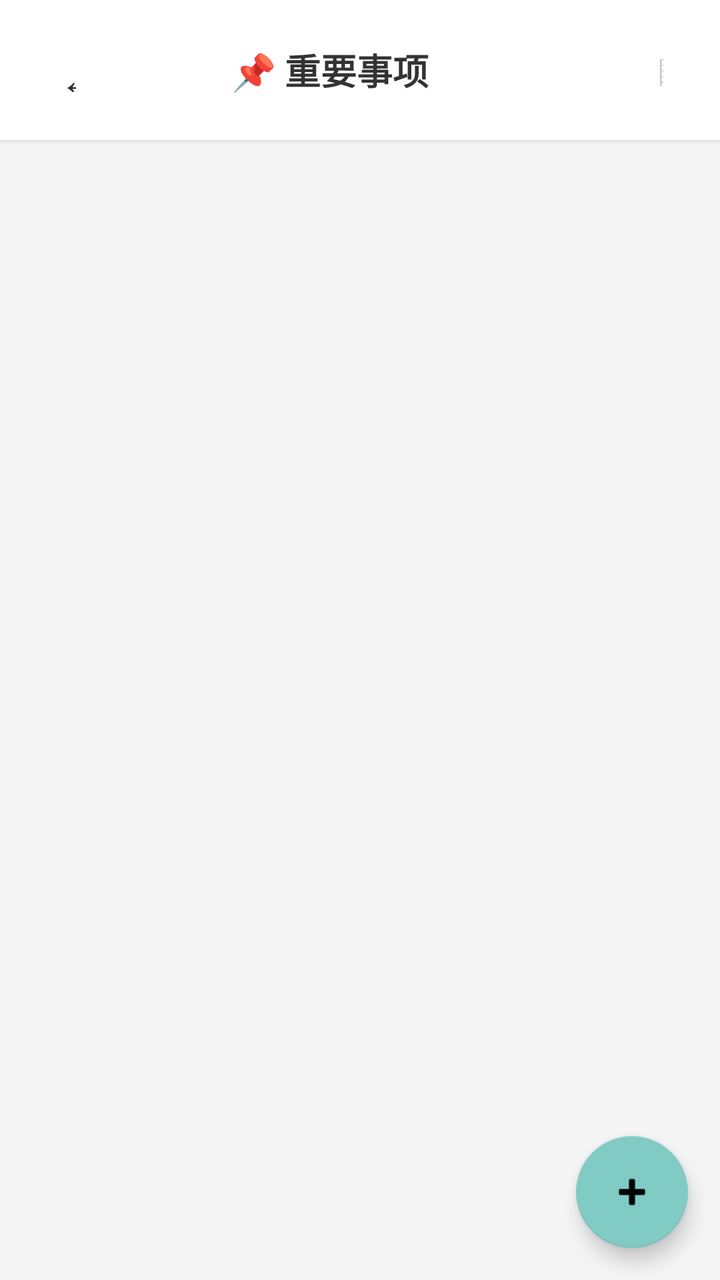
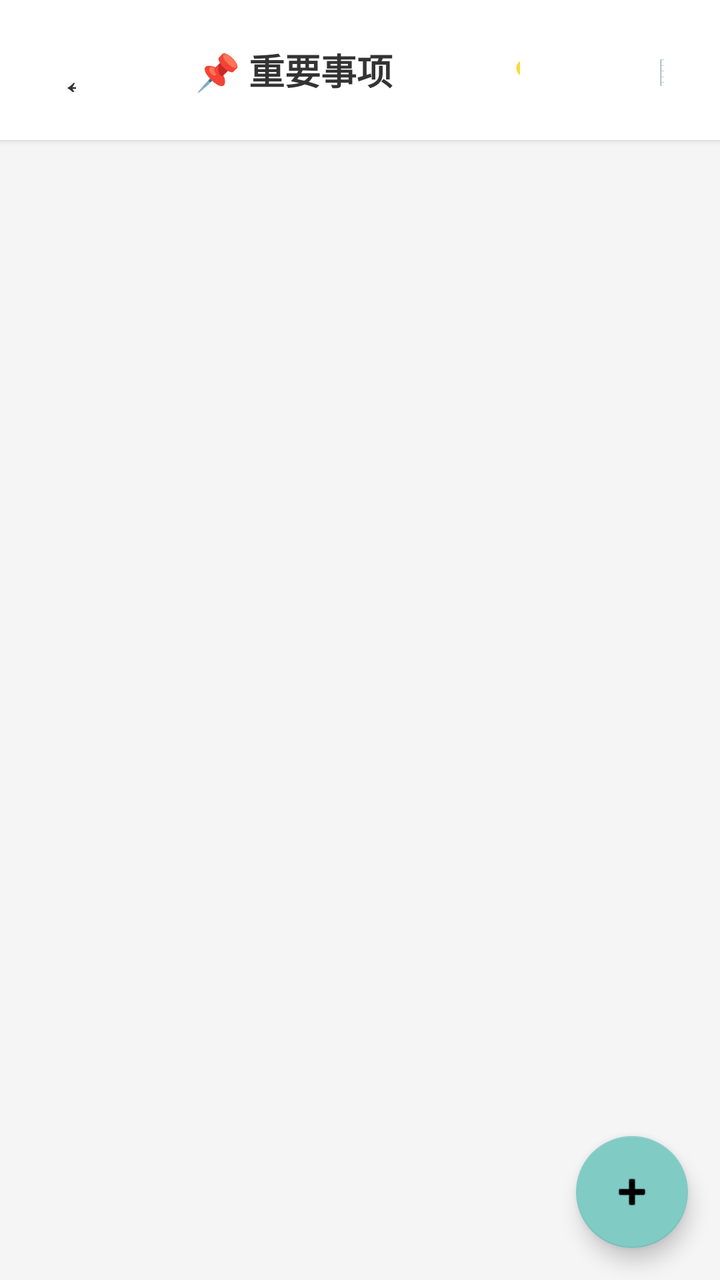

Before-and-after screenshots of an Android layout around one commit, followed by the original layout XML and the change that was made.
<!-- AndroidManifest.xml: application theme Theme.HealthRecorder -->
<!-- res/layout/activity_event_list.xml -->
<?xml version="1.0" encoding="utf-8"?>
<LinearLayout xmlns:android="http://schemas.android.com/apk/res/android"
    android:layout_width="match_parent"
    android:layout_height="match_parent"
    android:orientation="vertical"
    android:background="#F5F5F5">

    
    <LinearLayout
        android:layout_width="match_parent"
        android:layout_height="wrap_content"
        android:orientation="horizontal"
        android:paddingHorizontal="12dp"
        android:paddingVertical="14dp"
        android:background="#FFFFFF"
        android:elevation="2dp"
        android:gravity="center_vertical">

        <Button
            android:id="@+id/btnBack"
            android:layout_width="42dp"
            android:layout_height="42dp"
            android:text="←"
            android:textSize="22sp"
            android:background="@android:color/transparent"
            android:textColor="#333333"/>

        <TextView
            android:layout_width="0dp"
            android:layout_height="wrap_content"
            android:layout_weight="1"
            android:text="📌 重要事项"
            android:textSize="18sp"
            android:textStyle="bold"
            android:textColor="#333333"
            android:gravity="center"/>

        <LinearLayout
            android:layout_width="wrap_content"
            android:layout_height="wrap_content"
            android:orientation="horizontal">

            <Button
                android:id="@+id/btnMembers"
                android:layout_width="36dp"
                android:layout_height="36dp"
                android:text="👤"
                android:textSize="16sp"
                android:background="@android:color/transparent"
                android:textColor="#333333"/>

            <Button
                android:id="@+id/btnDataManagement"
                android:layout_width="36dp"
                android:layout_height="36dp"
                android:text="📊"
                android:textSize="16sp"
                android:background="@android:color/transparent"
                android:textColor="#333333"
                android:contentDescription="数据统计"/>
        </LinearLayout>
    </LinearLayout>

    
    <androidx.recyclerview.widget.RecyclerView
        android:id="@+id/recyclerView"
        android:layout_width="match_parent"
        android:layout_height="0dp"
        android:layout_weight="1"
        android:clipToPadding="false"
        android:paddingBottom="80dp"
        android:paddingTop="4dp"/>

    
    <TextView
        android:id="@+id/tvEmpty"
        android:layout_width="match_parent"
        android:layout_height="0dp"
        android:layout_weight="1"
        android:gravity="center"
        android:text="暂无重要事项\n点击下方 + 添加"
        android:textSize="15sp"
        android:textColor="#BBBBBB"
        android:visibility="gone"/>

    
    <com.google.android.material.floatingactionbutton.FloatingActionButton
        android:id="@+id/fabAdd"
        android:layout_width="wrap_content"
        android:layout_height="wrap_content"
        android:layout_gravity="end"
        android:layout_margin="16dp"
        android:src="@android:drawable/ic_input_add"
        android:contentDescription="添加重要事项"/>

</LinearLayout>
<!-- resources referenced by this layout -->
<resources>
  <style name="Theme.HealthRecorder" parent="Theme.MaterialComponents.Light.DarkActionBar">
          
          <item name="colorPrimary">@color/purple_500</item>
          <item name="colorPrimaryVariant">@color/purple_700</item>
          <item name="colorOnPrimary">@color/white</item>
          
          
          <item name="colorSecondary">@color/teal_200</item>
          <item name="colorSecondaryVariant">@color/teal_700</item>
          <item name="colorOnSecondary">@color/black</item>
          
          
          <item name="android:statusBarColor">?attr/colorPrimaryVariant</item>
          
          
      </style>
  <color name="purple_500">#9C27B0</color>
  <color name="purple_700">#7B1FA2</color>
  <color name="white">#FFFFFF</color>
  <color name="teal_200">#80CBC4</color>
  <color name="teal_700">#00796B</color>
  <color name="black">#000000</color>
</resources>

<!-- the commit's change to res/layout/activity_event_list.xml (unified diff, before → after) -->
@@ -39,6 +39,16 @@
             android:layout_width="wrap_content"
             android:layout_height="wrap_content"
             android:orientation="horizontal">
+
+            <Button
+                android:id="@+id/btnMedication"
+                android:layout_width="36dp"
+                android:layout_height="36dp"
+                android:text="💊"
+                android:textSize="16sp"
+                android:background="@android:color/transparent"
+                android:textColor="#333333"
+                android:contentDescription="服药记录"/>
 
             <Button
                 android:id="@+id/btnMembers"
